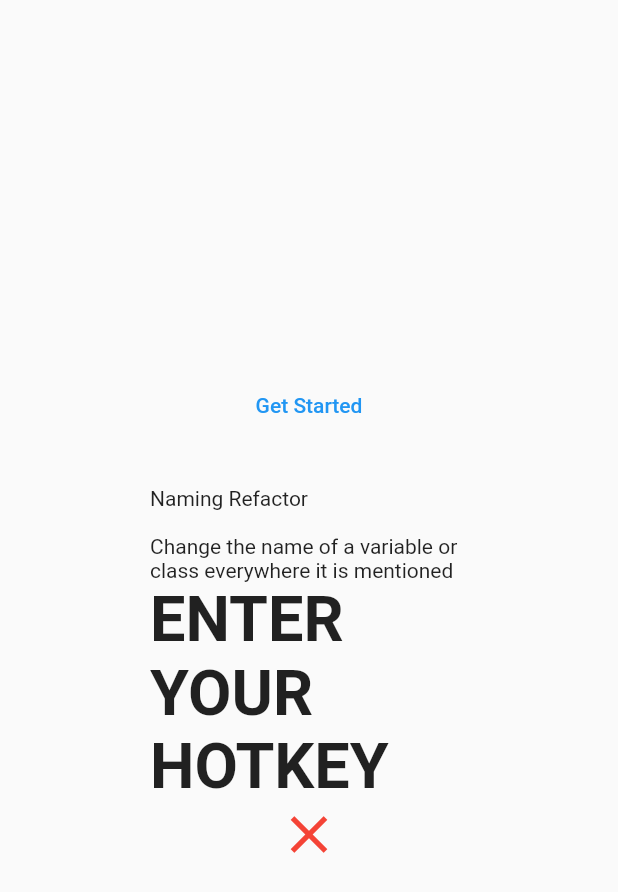
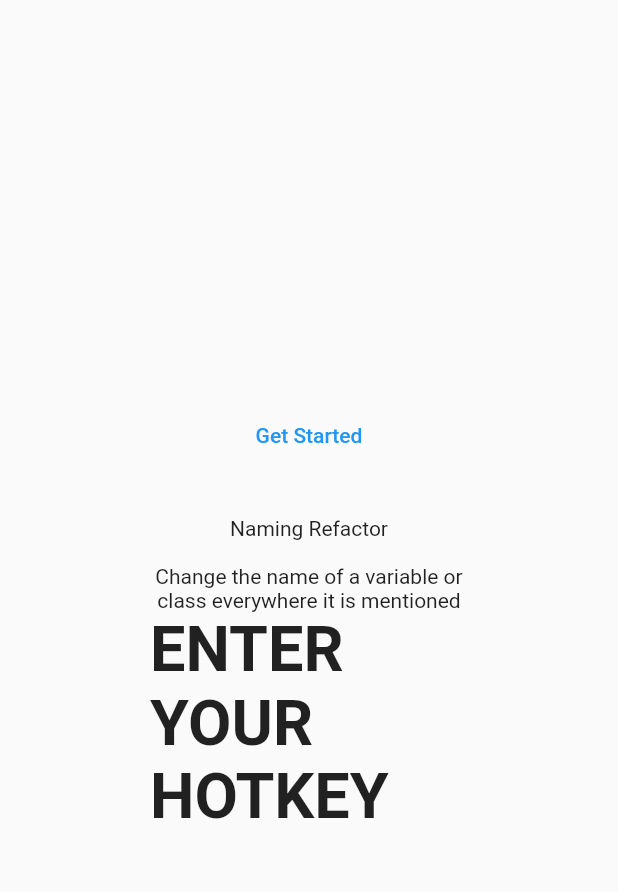
Before and after one commit to PhysicalRevelry/hotkey_flashcards, a Flutter app: the screen it shows after launch, after a tap on "Get Started", on a phone screen of 412 x 824 dp. Shown: the top 892 px of the screen. Run offline on Flutter 3.47's test engine with Material 2 defaults, Android fonts, the phone set to English and light mode, and no system bars; our stand-ins replace flutter_hooks, hooks_riverpod.

Commit message:
Got some nice show showing up

```diff
--- a/lib/screens/flashcards.dart
+++ b/lib/screens/flashcards.dart
@@ -1,11 +1,10 @@
 import 'package:flutter/material.dart';
+
 // import 'package:hotkey_flashcards/hotkeys/hotkeys.dart';
 import 'package:hotkey_flashcards/state/state.dart';
 import 'package:hooks_riverpod/hooks_riverpod.dart';
 import 'package:flutter_hooks/flutter_hooks.dart';
-import 'package:hotkey_flashcards/widgets/show_key_stroke.dart';
-import 'package:hotkey_flashcards/widgets/correct.dart';
-import 'package:hotkey_flashcards/widgets/wrong.dart';
+import 'package:hotkey_flashcards/widgets/choose_verdict.dart';
 
 class FlashCards extends HookWidget {
   const FlashCards({Key key}) : super(key: key);
@@ -13,7 +12,6 @@ class FlashCards extends HookWidget {
   @override
   Widget build(BuildContext context) {
     final flashCard = useProvider(stateProvider);
-    // HotKey testKey;
     return Scaffold(
       body: RawKeyboardListener(
         focusNode: flashCard.textNode,
@@ -30,13 +28,18 @@ class FlashCards extends HookWidget {
                 children: [
                   TextButton(
                       onPressed: () => flashCard.selectHotKey(),
-                      child: Text('Get Started')), //TODO Make this a widget
+                      child: Text('Get Started')),
+                  //TODO Make this a widget
                   SizedBox(
                     height: 30,
                   ),
-                  Text(flashCard.target == null
-                      ? " "
-                      : "${flashCard.target.label}\n\n${flashCard.target.description}"), //TODO Also a widget
+                  Text(
+                    flashCard.target == null
+                        ? " "
+                        : "${flashCard.target.label}\n\n${flashCard.target.description}",
+                    textAlign: TextAlign.center,
+                  ),
+                  //TODO Also a widget
                   Text(
                     'ENTER YOUR HOTKEY',
                     style: TextStyle(
@@ -44,11 +47,7 @@ class FlashCards extends HookWidget {
                       fontSize: 42,
                     ),
                   ),
-                  // flashCard.keyedHotKey != null ? ShowKeyStrokes() : Text(" "),
-                  flashCard.isRightHotKey(
-                          flashCard.target, flashCard.keyedHotKey)
-                      ? CorrectWidget()
-                      : WrongWidget(),
+                  VerdictWidget(),
                 ],
               ),
             ),
--- /dev/null
+++ b/lib/widgets/choose_verdict.dart
@@ -0,0 +1,23 @@
+import 'package:flutter/material.dart';
+import 'package:flutter_hooks/flutter_hooks.dart';
+import 'package:hooks_riverpod/hooks_riverpod.dart';
+import 'package:hotkey_flashcards/state/state.dart';
+import 'package:hotkey_flashcards/widgets/wrong.dart';
+
+import 'correct.dart';
+
+class VerdictWidget extends HookWidget {
+  const VerdictWidget({Key key}) : super(key: key);
+
+  @override
+  // I want the verdict (right vs wrong icon) to not show if there is no key stroke yet
+  Widget build(BuildContext context) {
+    final flashCard = useProvider(stateProvider);
+    return                   flashCard.keyedHotKey == null
+        ? SizedBox( height: 2,)
+        : flashCard.isRightHotKey(
+        flashCard.target, flashCard.keyedHotKey)
+        ? CorrectWidget()
+        : WrongWidget();
+  }
+}
```
Also changed, not shown: lib/widgets/correct.dart (+20 -5 lines), lib/widgets/wrong.dart (+33 -5 lines).
